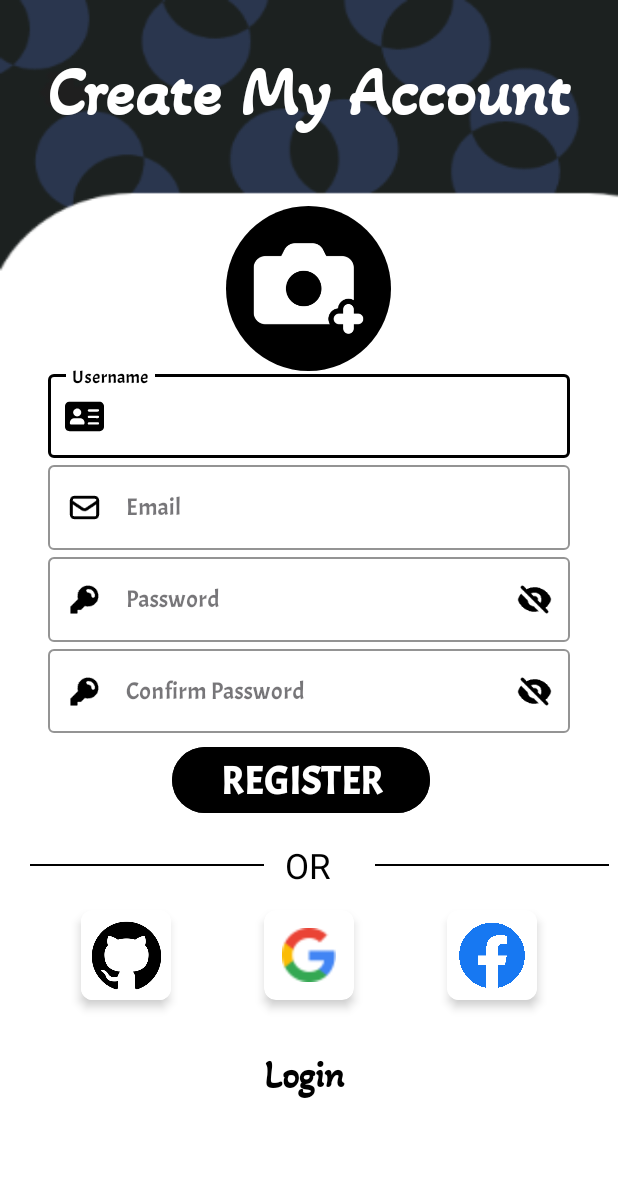
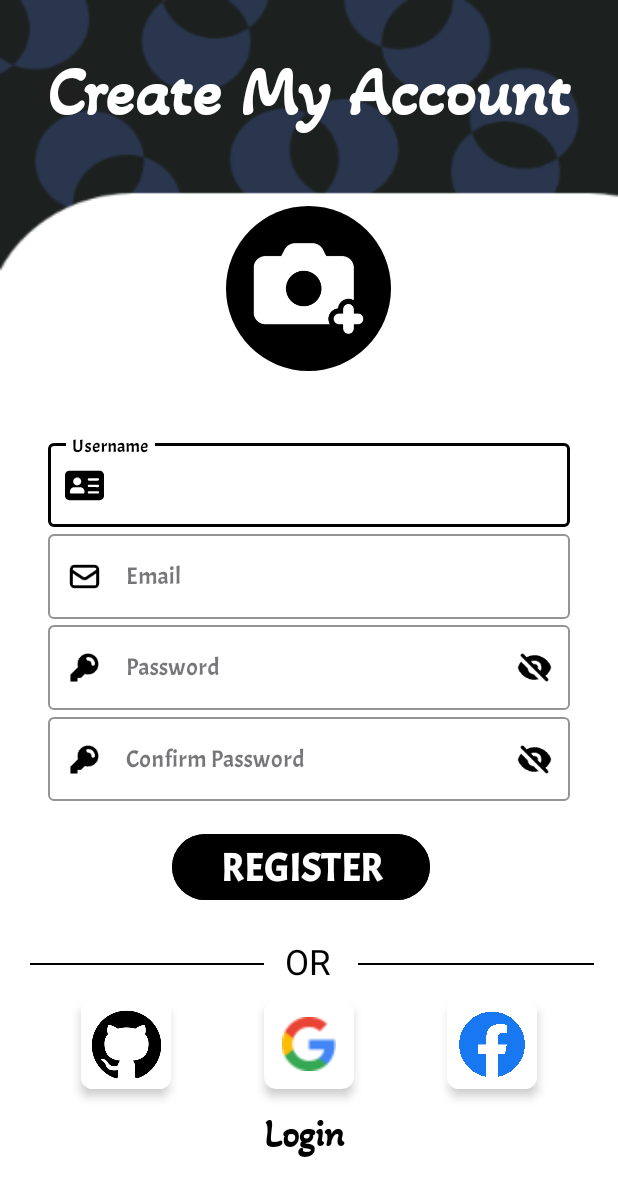
Before and after one commit to selfmusing94/College-Navigator, an Android app: the Signup screen opened directly, with no data from a screen before it, on a phone screen of 412 x 824 dp. Shown: the top 1196 px of the screen. Run offline under Robolectric (Android 15) with nearby library versions, the phone set to English and light mode, and no system bars; our stand-ins replace CircleImageView, Firebase (no records; nobody signed in at launch, a user with empty details on screens opened directly), sdp/ssp sizes; pictures from the network do not load.

Commit message:
Minor Changes

```diff
--- a/app/src/main/res/layout/activity_college_predictor.xml
+++ b/app/src/main/res/layout/activity_college_predictor.xml
@@ -190,7 +190,7 @@
                     android:id="@+id/collegeRecyclerView"
                     android:layout_width="match_parent"
                     android:layout_height="300dp"
-                    android:background="#10000000"/>
+                    android:background="@drawable/card_gradient"/>
             </LinearLayout>
         </androidx.cardview.widget.CardView>
     </LinearLayout>
--- a/app/src/main/res/layout/activity_signup.xml
+++ b/app/src/main/res/layout/activity_signup.xml
@@ -54,7 +54,7 @@
         app:hintTextColor="@color/black"
         app:startIconTint="@color/black"
         app:cursorColor="@color/black"
-        app:layout_constraintVertical_bias="0.32">
+        app:layout_constraintVertical_bias="0.38">
 
         <com.google.android.material.textfield.TextInputEditText
             android:id="@+id/rgusername"
@@ -86,7 +86,7 @@
         app:layout_constraintTop_toTopOf="parent"
         android:transitionName="emailtransi"
         app:hintTextColor="@color/black"
-        app:layout_constraintVertical_bias="0.4">
+        app:layout_constraintVertical_bias="0.46">
 
         <com.google.android.material.textfield.TextInputEditText
             android:id="@+id/rgemail"
@@ -119,7 +119,7 @@
         app:endIconTint="@color/black"
         android:transitionName="passtransi"
         app:placeholderText="Min 6 characters"
-        app:layout_constraintVertical_bias="0.48">
+        app:layout_constraintVertical_bias="0.54">
 
         <com.google.android.material.textfield.TextInputEditText
             android:id="@+id/rgpassword"
@@ -154,7 +154,7 @@
         app:hintTextColor="@color/black"
         app:passwordToggleDrawable="@drawable/password_visible"
         android:transitionName="passtransi"
-        app:layout_constraintVertical_bias="0.56">
+        app:layout_constraintVertical_bias="0.62">
 
 
         <com.google.android.material.textfield.TextInputEditText
@@ -178,16 +178,16 @@
         android:backgroundTint="#000000"
         android:fontFamily="@font/acme_regular"
         android:text="REGISTER"
-        android:transitionName="butttransi"
         android:textColor="@color/white"
         android:textSize="26dp"
         android:textStyle="bold"
+        android:transitionName="butttransi"
         app:layout_constraintBottom_toBottomOf="parent"
         app:layout_constraintEnd_toEndOf="parent"
         app:layout_constraintHorizontal_bias="0.468"
         app:layout_constraintStart_toStartOf="parent"
         app:layout_constraintTop_toTopOf="parent"
-        app:layout_constraintVertical_bias="0.64" />
+        app:layout_constraintVertical_bias="0.715" />
 
     <TextView
         android:id="@+id/rgloginbutton"
@@ -204,7 +204,7 @@
         app:layout_constraintHorizontal_bias="0.492"
         app:layout_constraintStart_toStartOf="parent"
         app:layout_constraintTop_toTopOf="parent"
-        app:layout_constraintVertical_bias="0.9" />
+        app:layout_constraintVertical_bias="0.95" />
 
     <View
         android:id="@+id/dividerLine"
@@ -217,7 +217,7 @@
         app:layout_constraintHorizontal_bias="0.078"
         app:layout_constraintStart_toStartOf="parent"
         app:layout_constraintTop_toTopOf="parent"
-        app:layout_constraintVertical_bias="0.7" />
+        app:layout_constraintVertical_bias="0.78" />
 
     <TextView
         android:id="@+id/orText"
@@ -232,20 +232,20 @@
         app:layout_constraintHorizontal_bias="0.498"
         app:layout_constraintStart_toStartOf="parent"
         app:layout_constraintTop_toTopOf="parent"
-        app:layout_constraintVertical_bias="0.708" />
+        app:layout_constraintVertical_bias="0.789" />
 
     <View
         android:id="@+id/dividerLine2"
-        android:layout_width="@dimen/_120sdp"
+        android:layout_width="@dimen/_121sdp"
         android:layout_height="1dp"
         android:background="#D1D1D1"
         android:backgroundTint="@color/black"
         app:layout_constraintBottom_toBottomOf="parent"
         app:layout_constraintEnd_toEndOf="parent"
-        app:layout_constraintHorizontal_bias="0.976"
+        app:layout_constraintHorizontal_bias="0.937"
         app:layout_constraintStart_toStartOf="parent"
         app:layout_constraintTop_toTopOf="parent"
-        app:layout_constraintVertical_bias="0.7" />
+        app:layout_constraintVertical_bias="0.78" />
 
     <androidx.cardview.widget.CardView
         android:id="@+id/lggithubLoginCardView"
@@ -260,7 +260,7 @@
         app:layout_constraintHorizontal_bias="0.5"
         app:layout_constraintStart_toStartOf="parent"
         app:layout_constraintTop_toTopOf="parent"
-        app:layout_constraintVertical_bias="0.8">
+        app:layout_constraintVertical_bias="0.88">
 
         <ImageButton
             android:id="@+id/lggithubsignin"
@@ -285,7 +285,7 @@
         app:layout_constraintHorizontal_bias="0.5"
         app:layout_constraintStart_toEndOf="@+id/lggithubLoginCardView"
         app:layout_constraintTop_toTopOf="parent"
-        app:layout_constraintVertical_bias="0.8">
+        app:layout_constraintVertical_bias="0.88">
 
         <ImageButton
             android:id="@+id/rggooglesignin"
@@ -310,7 +310,7 @@
         app:layout_constraintHorizontal_bias="0.5"
         app:layout_constraintStart_toEndOf="@+id/lggoogleLoginCardView"
         app:layout_constraintTop_toTopOf="parent"
-        app:layout_constraintVertical_bias="0.8">
+        app:layout_constraintVertical_bias="0.88">
 
         <ImageButton
             android:id="@+id/lgfacebooksignin"
```
